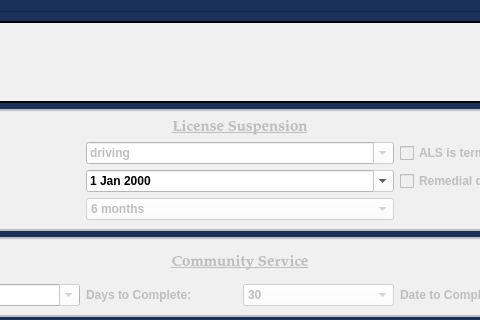
HunterProgram22/MuniEntry, file package/views/ui/AddConditionsDialog.ui: the form before one commit; both pictures show x 260 to 740 and y 0 to 320 of the 1000 by 842 pixel window.
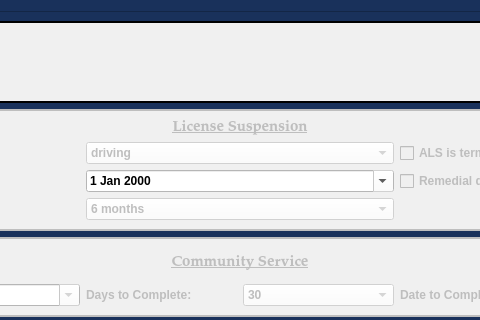
The form after the commit.

Patch:
```diff
--- a/package/views/ui/AddConditionsDialog.ui
+++ b/package/views/ui/AddConditionsDialog.ui
@@ -204,7 +204,7 @@
              <string notr="true">background-color: rgb(255, 255, 255);</string>
             </property>
             <property name="editable">
-             <bool>true</bool>
+             <bool>false</bool>
             </property>
             <item>
              <property name="text">
```
